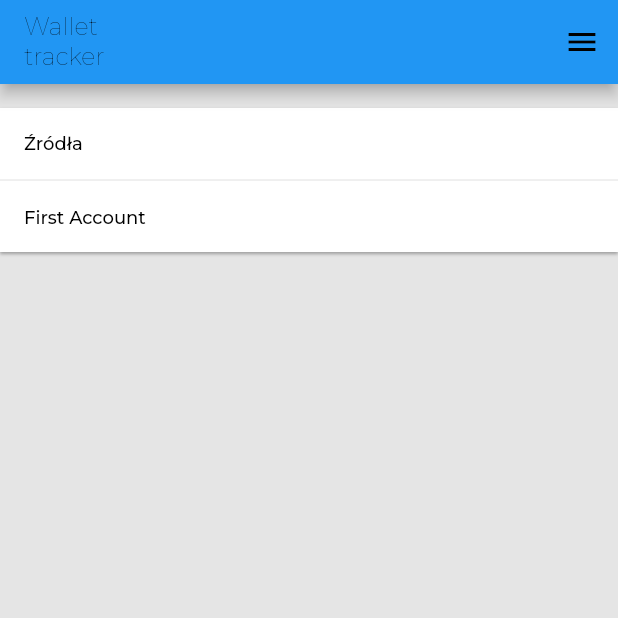
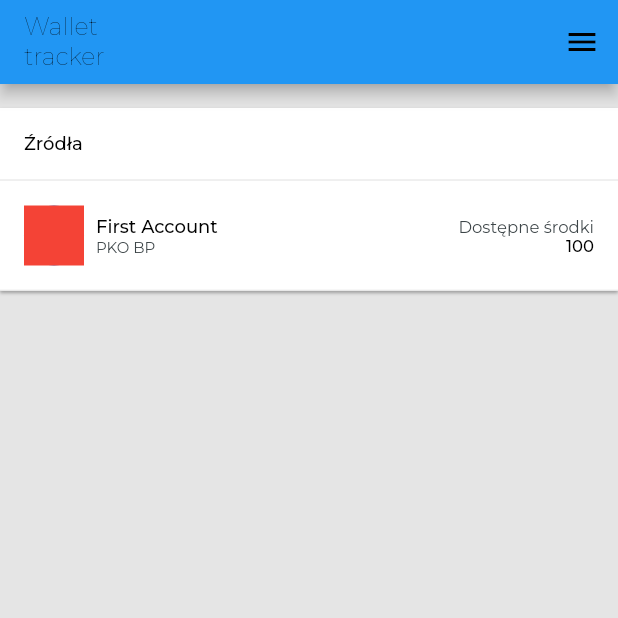
Before and after one commit to krzychudz/wallet-tracker, a Flutter app: the screen it shows after launch, on a phone screen of 412 x 824 dp, the top half of it. Run offline on Flutter 3.47's test engine with Material 2 defaults, Android fonts, the light colour scheme and no system bars; our stand-ins replace equatable, flutter_bloc, google_fonts.

Commit message:
Add single account view

```diff
--- a/lib/screens/home/account_widget.dart
+++ b/lib/screens/home/account_widget.dart
@@ -11,12 +11,61 @@ class AccountView extends StatelessWidget {
 
   @override
   Widget build(BuildContext context) {
-    return Padding(
-      padding: const EdgeInsets.all(16.0),
-      child: Text(
-        account.name,
-        style: Theme.of(context).textTheme.bodyText1,
-      ),
+    return Column(
+      children: [
+        Padding(
+          padding: const EdgeInsets.all(16.0),
+          child: Row(
+            children: [
+              CircleAvatar(
+                child: Container(
+                  color: Colors.red,
+                ),
+              ),
+              Padding(
+                padding: const EdgeInsets.only(
+                  left: 8.0,
+                ),
+                child: Column(
+                  crossAxisAlignment: CrossAxisAlignment.start,
+                  children: [
+                    Text(
+                      account.name,
+                      style: Theme.of(context).textTheme.bodyText1,
+                    ),
+                    Text(
+                      account.additionalInfo,
+                      style: Theme.of(context).textTheme.bodyText2,
+                    ),
+                  ],
+                ),
+              ),
+              Expanded(
+                child: Column(
+                  crossAxisAlignment: CrossAxisAlignment.end,
+                  children: [
+                    Text(
+                      "Dostępne środki",
+                      style: Theme.of(context).textTheme.bodyText2?.copyWith(
+                            fontSize: 11.0,
+                          ),
+                    ),
+                    Text(
+                      account.balance.toString(),
+                      style: Theme.of(context).textTheme.bodyText1?.copyWith(
+                            fontSize: 11.0,
+                          ),
+                    ),
+                  ],
+                ),
+              ),
+            ],
+          ),
+        ),
+        Divider(
+          height: 1,
+        ),
+      ],
     );
   }
 }
--- a/lib/theme/theme.dart
+++ b/lib/theme/theme.dart
@@ -15,6 +15,10 @@ ThemeData themeData(BuildContext context) {
         color: Colors.black,
         fontSize: 12.0,
       ),
+      bodyText2: GoogleFonts.montserrat(
+        color: const Color(0xff3D4548),
+        fontSize: 10.0,
+      ),
     ),
   );
 }
```
